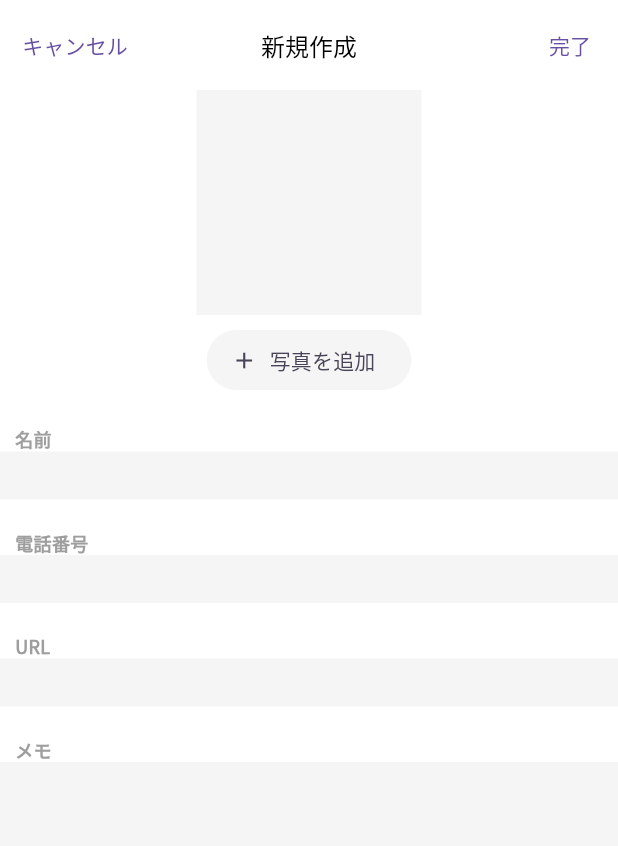
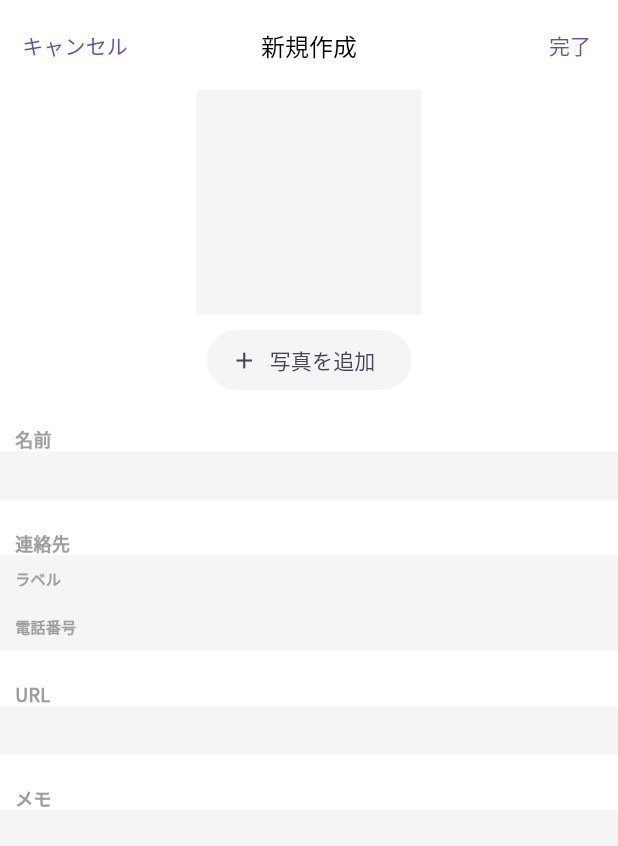
Before and after one commit to fanawa/peeker, a Flutter app: the CreateItemPage screen opened by its route, on a phone screen of 412 x 824 dp. Shown: the top 846 px of the screen. Run offline on Flutter 3.47's test engine with Material 3 defaults, Android fonts, the phone set to English and light mode, and no system bars; drawn by our look-alikes of flutter_form_builder; our stand-ins replace cached_network_image, device_info_plus, flutter_secure_storage, form_builder_validators, get, image_picker and 4 more; missing offline and left inert: dart:ffi, flutter_platform_alert; accounts and stored records are empty; generated files the repository leaves out were written again.

Commit message:
連絡先を複数登録可能に 作成中

```diff
--- a/lib/components/templates/item_information_form.dart
+++ b/lib/components/templates/item_information_form.dart
@@ -14,6 +14,7 @@ class ItemInformationForm extends StatelessWidget {
     required this.onTapCancel,
     required this.onTapAddImage,
     this.initialValueName,
+    this.initialValueContactName,
     this.initialValuePhoneNumber,
     this.initialValueUrl,
     this.initialValueDescription,
@@ -27,6 +28,7 @@ class ItemInformationForm extends StatelessWidget {
   final VoidCallback onTapCancel;
   final VoidCallback onTapAddImage;
   final String? initialValueName;
+  final String? initialValueContactName;
   final String? initialValuePhoneNumber;
   final String? initialValueUrl;
   final String? initialValueDescription;
@@ -131,11 +133,58 @@ class ItemInformationForm extends StatelessWidget {
                           alignment: Alignment.centerLeft,
                           padding: const EdgeInsets.only(left: 10),
                           child: const Text(
-                            '電話番号',
+                            '連絡先',
                             style: TextStyle(
                               fontSize: 12,
                               fontWeight: FontWeight.w700,
                               color: Colors.grey,
+                            ),
+                          ),
+                        ),
+                        Container(
+                          child: Column(
+                            children: <Widget>[
+                              FormBuilderTextField(
+                                name: 'contactName',
+                                initialValue: initialValueContactName ?? '',
+                                textAlign: TextAlign.start,
+                                textAlignVertical: TextAlignVertical.center,
+                                textInputAction: TextInputAction.next,
+                                keyboardType: TextInputType.multiline,
+                                onChanged: onChangedPhoneNumber,
+                                validator: FormBuilderValidators.compose(
+                                  <FormFieldValidator<String?>>[
+                                    FormBuilderValidators.maxLength(20),
+                                  ],
+                                ),
+                                style: const TextStyle(
+                                  fontSize: 16,
+                                  fontWeight: FontWeight.bold,
+                                ),
+                                autofocus: true,
+                                decoration: const InputDecoration(
+                                  isDense: true,
+                                  focusedBorder: InputBorder.none,
+                                  filled: true,
+                                  errorMaxLines: 3,
+                                  border: InputBorder.none,
+                                  prefixIcon: Padding(
+                                    padding: EdgeInsets.only(
+                                      left: 10,
+                                      right: 20,
+                                    ),
+                                    child: Text(
+                                      'ラベル', // Example prefix for Japan
+                                      style: TextStyle(
+                                        color: Colors.grey,
+                                        fontSize: 10,
+                                        fontWeight: FontWeight.bold,
+                                      ),
+                                    ),
+                                  ),
+                                  prefixIconConstraints: BoxConstraints(
+                                    minWidth: 0,
+                                    minHeight: 0,
                                   ),
                                 ),
                               ),
@@ -164,7 +213,27 @@ class ItemInformationForm extends StatelessWidget {
                                   filled: true,
                                   errorMaxLines: 3,
                                   border: InputBorder.none,
-                            hintStyle: TextStyle(color: Colors.grey),
+                                  prefixIcon: Padding(
+                                    padding: EdgeInsets.only(
+                                      left: 10,
+                                      right: 10,
+                                    ),
+                                    child: Text(
+                                      '電話番号',
+                                      style: TextStyle(
+                                        color: Colors.grey,
+                                        fontSize: 10,
+                                        fontWeight: FontWeight.bold,
+                                      ),
+                                    ),
+                                  ),
+                                  prefixIconConstraints: BoxConstraints(
+                                    minWidth: 0,
+                                    minHeight: 0,
+                                  ),
+                                ),
+                              ),
+                            ],
                           ),
                         ),
                         const SizedBox(height: 20),
--- a/lib/model/isar/isar_model.dart
+++ b/lib/model/isar/isar_model.dart
@@ -35,10 +35,13 @@ class Item implements Base {
   @override
   DateTime? isarUpdatedAt;
 
+  final IsarLinks<PhoneNumber> phoneNumbers = IsarLinks<PhoneNumber>();
+
   Item copyWith({
     Id? id,
     String? name,
     String? phoneNumber,
+    IsarLinks<PhoneNumber>? phoneNumbers,
     String? url,
     String? description,
     String? fileName,
@@ -61,3 +64,70 @@ class Item implements Base {
     );
   }
 }
+
+@collection
+class PhoneNumber implements Base {
+  PhoneNumber({
+    this.id,
+    required this.number,
+    this.contactName,
+    this.isarUpdatedAt,
+    this.isarCreatedAt,
+    this.isarDeletedAt,
+  });
+
+  @override
+  Id? id;
+  String number;
+  String? contactName;
+  @override
+  DateTime? isarCreatedAt;
+  @override
+  DateTime? isarDeletedAt;
+  @override
+  DateTime? isarUpdatedAt;
+
+  @Backlink(to: 'phoneNumbers')
+  final IsarLink<Item> item = IsarLink<Item>();
+
+  PhoneNumber copyWith({
+    Id? id,
+    String? number,
+    String? contactName,
+    DateTime? isarCreatedAt,
+    DateTime? isarDeletedAt,
+    DateTime? isarUpdatedAt,
+  }) {
+    return PhoneNumber(
+      id: id ?? this.id,
+      number: number ?? this.number,
+      contactName: contactName ?? this.contactName,
+      isarCreatedAt: isarCreatedAt ?? this.isarCreatedAt,
+      isarDeletedAt: isarDeletedAt ?? this.isarDeletedAt,
+      isarUpdatedAt: isarUpdatedAt ?? this.isarUpdatedAt,
+    );
+  }
+}
+
+@collection
+class FileName implements Base {
+  FileName({
+    this.id,
+    required this.fileName,
+    this.isarUpdatedAt,
+    this.isarCreatedAt,
+    this.isarDeletedAt,
+  });
+
+  @override
+  Id? id;
+  String fileName;
+  @override
+  DateTime? isarCreatedAt;
+  @override
+  DateTime? isarDeletedAt;
+  @override
+  DateTime? isarUpdatedAt;
+
+  final IsarLink<Item> item = IsarLink<Item>();
+}
--- a/lib/pages/edit_item/edit_item_page.dart
+++ b/lib/pages/edit_item/edit_item_page.dart
@@ -141,7 +141,10 @@ class EditItemPage extends StatelessWidget {
               fbKey: _fbKey,
               previewPicturePath: controller.previewPicturePath,
               initialValueName: itemData.item.name,
-              initialValuePhoneNumber: itemData.item.phoneNumber,
+              initialValueContactName:
+                  itemData.item.phoneNumbers.first.contactName, // TODO
+              initialValuePhoneNumber:
+                  itemData.item.phoneNumbers.first.number, // TODO
               initialValueUrl: itemData.item.url,
               initialValueDescription: itemData.item.description,
               onChangedName: (_) {
@@ -204,6 +207,7 @@ class EditItemPage extends StatelessWidget {
                   controller.previewPicturePath =
                       controller.previewPicture.value!.path;
                   controller.selectedPicture.value = null;
+                  controller.checkFormChanges(_fbKey);
                   controller.update();
                 }
               },
--- a/lib/pages/home/home_page.dart
+++ b/lib/pages/home/home_page.dart
@@ -22,7 +22,7 @@ class HomePage extends StatelessWidget {
           key: key,
           appBar: AppBar(
               title: const Text(
-                'Home',
+                '',
                 style: TextStyle(color: Colors.black),
               ),
               actions: <Widget>[
--- a/lib/providers/isar_provider.dart
+++ b/lib/providers/isar_provider.dart
@@ -23,6 +23,8 @@ Future<Isar> isarProvider({String? dirPath}) async {
     inspector: true,
     <CollectionSchema<dynamic>>[
       ItemSchema,
+      PhoneNumberSchema,
+      FileNameSchema,
     ],
     directory: dirPath ?? defaultDir.path,
   );
```
Also changed, not shown: lib/pages/create_item/create_item_controller.dart (+63 -7 lines), lib/pages/create_item/create_item_page.dart (+8 -1 lines), lib/pages/home/home_page_controller.dart (+44 -2 lines), lib/pages/item_detail/item_detail_page.dart (+154 -126 lines). Lines whose indentation alone changed are shown as unchanged.
